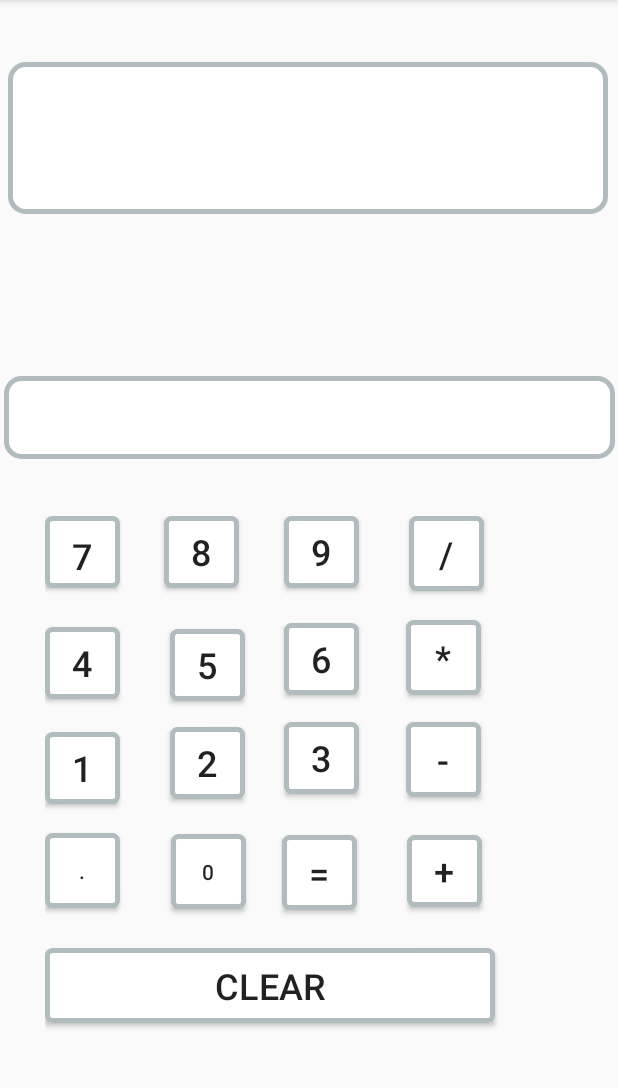
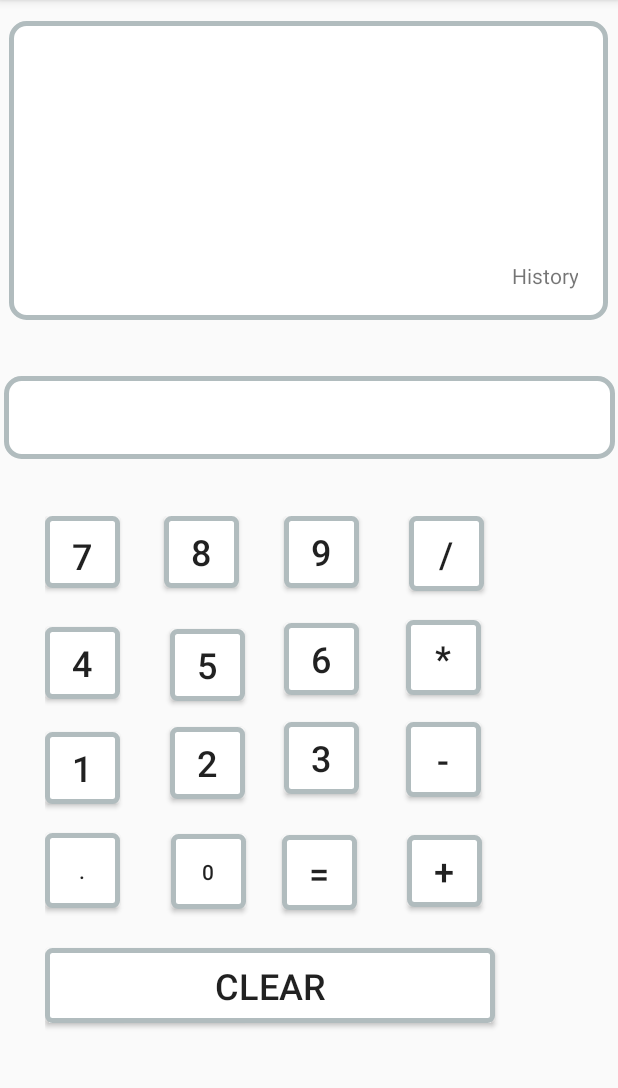
Before and after one commit to inadeembhati/BasicCalculator, an Android app: the screen it shows after launch (MainActivity), after a tap on "CLEAR", on a phone screen of 412 x 824 dp, the part 84-1172 px from its top. Run offline under Robolectric (Android 15) with nearby library versions, the phone set to English and light mode, and no system bars.

Commit message:
fiirst change

```diff
--- a/app/src/main/java/com/example/basiccalculator/MainActivity.kt
+++ b/app/src/main/java/com/example/basiccalculator/MainActivity.kt
@@ -49,7 +49,8 @@ class MainActivity : AppCompatActivity() {
         btnDivide.setOnClickListener{performAction(ACTION.DIVIDE.ordinal)}
         btnDel.setOnClickListener{ResetValue()}
         btnEquals.setOnClickListener{Equalsto()}
-      // historyVieiw.movementMethod(ScrollingMovementMethod(true))
+       //  historyVieiw.movementMethod = ScrollingMovementMethod()
+
     }
 
 
@@ -116,7 +117,7 @@ private fun addlValue(number:Float,isDot:Boolean = false){
                             else -> answer = (value1+value2)
         }
         var str2 :String =  value1.toString() + " " + getSign(typeOfAction) + " "+ value2.toString()  + " = " + answer
-    historyVieiw.text = historyVieiw.text as String  + str2 +"\n"
+    historyVieiw.text = historyVieiw.text as String  + str2 + "  ||  "
         txtAnswer.text = answer.toString()
     return answer
     }
@@ -145,7 +146,7 @@ private  fun Equalsto(){
     GLOBALANSWER  = answer
     var histStr:String = historyVieiw.text as String
     ResetValue()
-    historyVieiw.text =  histStr+ str2+ "= " + answer.toString()+" \n "
+    historyVieiw.text =  histStr+ str2+ "= " + answer.toString()+"  ||  "
     txtAnswer.text = answer.toString()
 }
 
@@ -161,7 +162,7 @@ private  fun Equalsto(){
         value_number =1
         typeOfAction = -1
         txtAnswer.text = ""
-        historyVieiw.text = ""
+        historyVieiw.text = "History"
         isDotPressed = false
         divider = 1
     }
--- a/app/src/main/res/layout/activity_main.xml
+++ b/app/src/main/res/layout/activity_main.xml
@@ -243,15 +243,15 @@
 
     <TextView
         android:id="@+id/historyVieiw"
-        android:layout_width="400dp"
-        android:layout_height="101dp"
+        android:layout_width="399dp"
+        android:layout_height="199dp"
         android:background="@drawable/layout_border"
+        android:fadeScrollbars="true"
+        android:fadingEdge="vertical"
         android:gravity="bottom|right"
         android:padding="20dp"
+        android:scrollbarStyle="insideOverlay"
         android:scrollbars="vertical"
-        android:scrollbarStyle="insideOverlay"
-        android:fadeScrollbars="true"
-        android:fadingEdge="vertical"
         app:layout_constraintBottom_toTopOf="@+id/txtAnswer"
         app:layout_constraintEnd_toEndOf="parent"
         app:layout_constraintHorizontal_bias="0.454"
```
